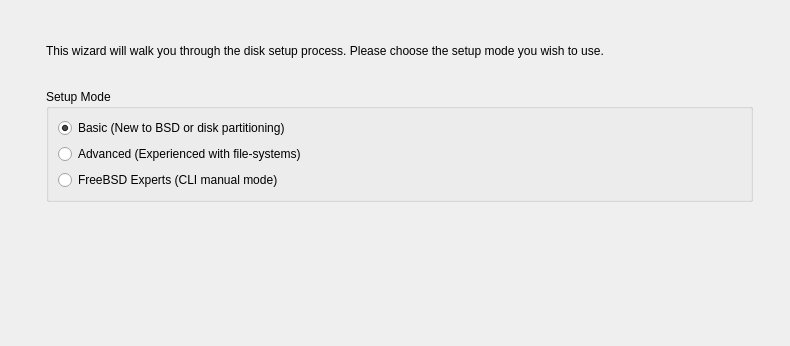
trueos/trueos-utils-qt5, file src-qt5/pc-installgui/wizardDisk.ui: the form before one commit; both pictures show x 0 to 790 and y 0 to 346 of the 790 by 590 pixel window.
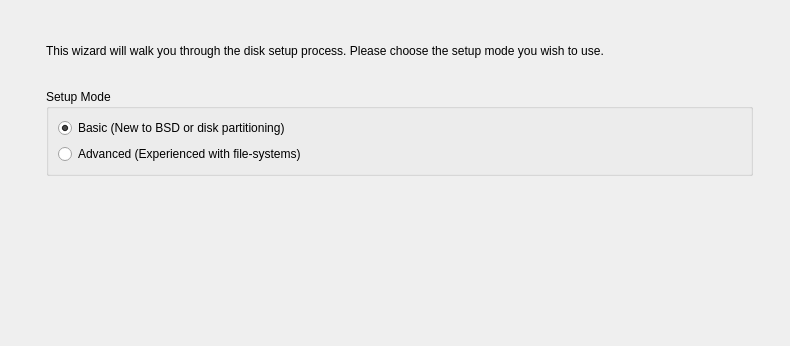
The form after the commit. Icons and pictures are not drawn.

Commit message: Remove the "expert" disk partitioning mode.

```diff
--- a/src-qt5/pc-installgui/wizardDisk.ui
+++ b/src-qt5/pc-installgui/wizardDisk.ui
@@ -155,17 +155,6 @@
          </property>
         </widget>
        </item>
-       <item row="2" column="0">
-        <widget class="QRadioButton" name="radioExpert">
-         <property name="text">
-          <string>FreeBSD Experts (CLI manual mode)</string>
-         </property>
-         <property name="icon">
-          <iconset resource="sysinstaller.qrc">
-           <normaloff>:/modules/images/expert.png</normaloff>:/modules/images/expert.png</iconset>
-         </property>
-        </widget>
-       </item>
       </layout>
      </widget>
     </item>
```
The commit also changes 2 other files.
